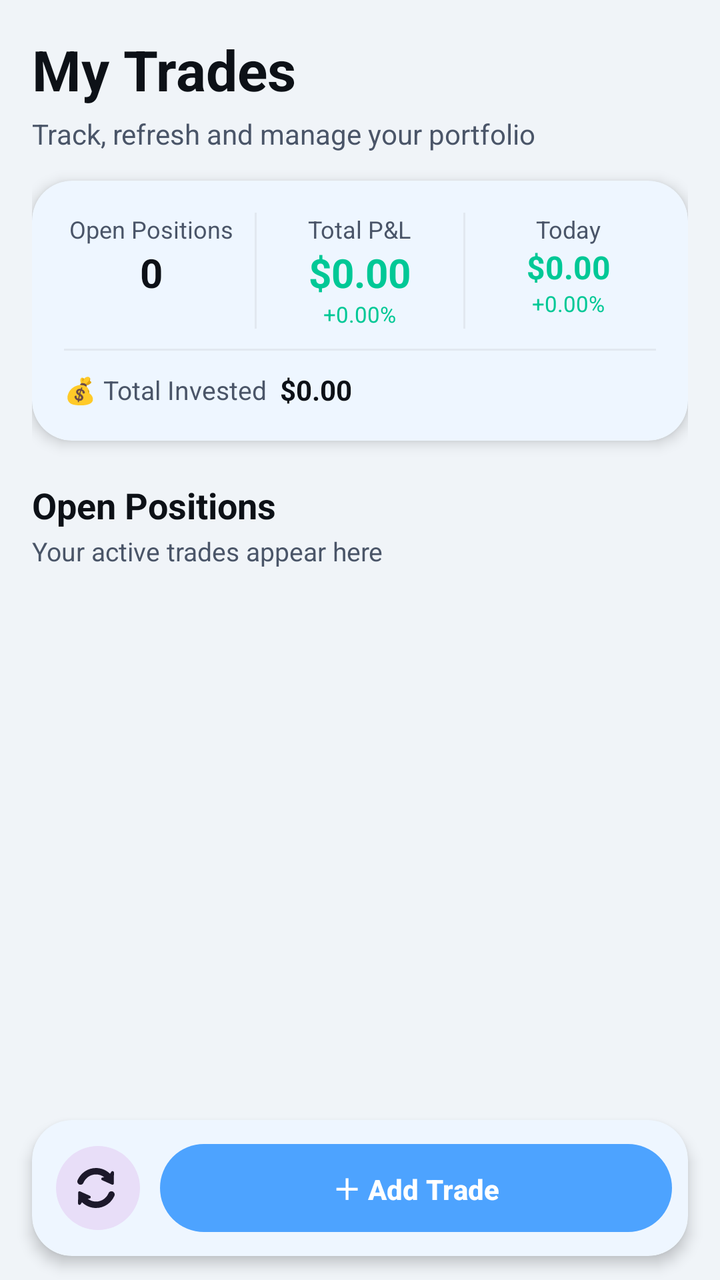
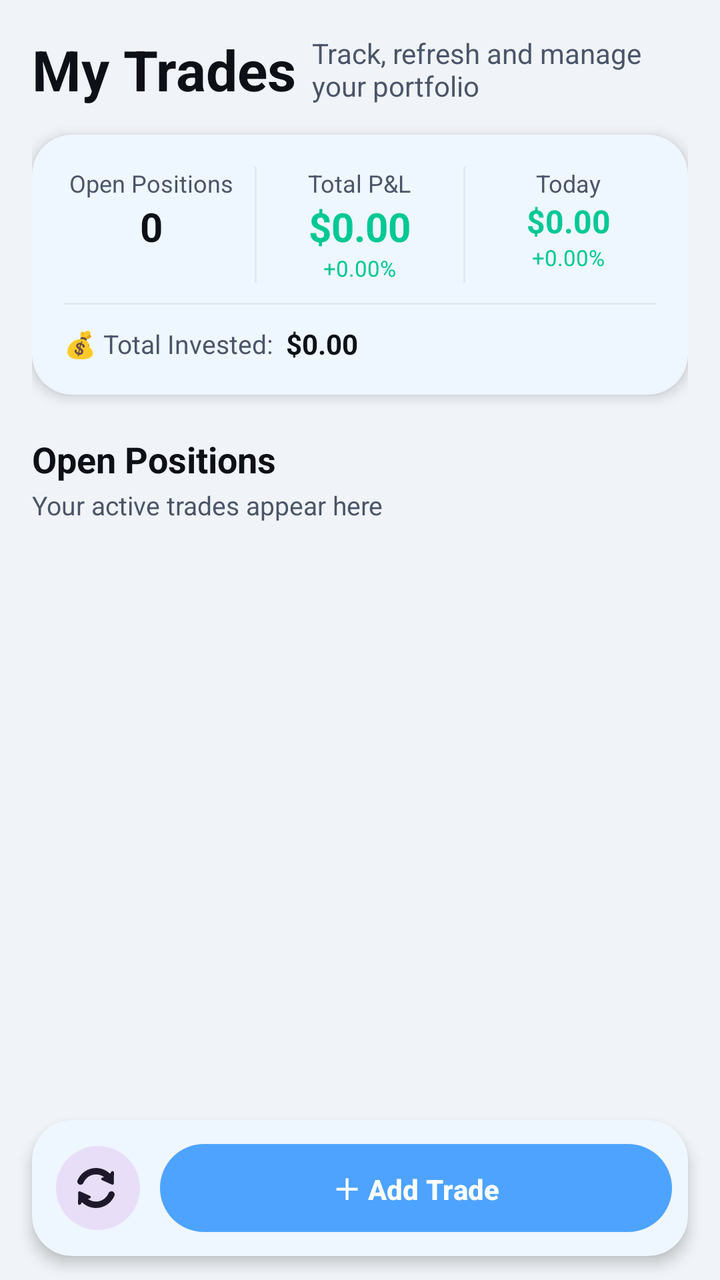

Compare the two renders of this Android layout. The source of the first and the diff that turns it into the second are given below.
<!-- AndroidManifest.xml: application theme Theme.MogoMarket -->
<!-- res/layout/fragment_portfolio.xml -->
<?xml version="1.0" encoding="utf-8"?>
<LinearLayout xmlns:android="http://schemas.android.com/apk/res/android"
    xmlns:app="http://schemas.android.com/apk/res-auto"
    android:layout_width="match_parent"
    android:layout_height="match_parent"
    android:orientation="vertical"
    android:background="?attr/colorBackground">

    
    <LinearLayout
        android:layout_width="match_parent"
        android:layout_height="wrap_content"
        android:orientation="vertical"
        android:padding="16dp">

        <TextView
            android:layout_width="wrap_content"
            android:layout_height="wrap_content"
            android:text="My Trades"
            android:textColor="?attr/colorOnBackground"
            android:textSize="28sp"
            android:textStyle="bold" />

        <TextView
            android:layout_width="wrap_content"
            android:layout_height="wrap_content"
            android:layout_marginTop="4dp"
            android:text="Track, refresh and manage your portfolio"
            android:textColor="?attr/colorOnSurfaceVariant"
            android:textSize="14sp" />

        
        <com.google.android.material.card.MaterialCardView
            android:layout_width="match_parent"
            android:layout_height="wrap_content"
            android:layout_marginTop="14dp"
            android:clipToOutline="true"
            app:cardCornerRadius="20dp"
            app:cardElevation="4dp"
            app:cardPreventCornerOverlap="true"
            app:strokeWidth="0dp">

            <LinearLayout
                android:layout_width="match_parent"
                android:layout_height="wrap_content"
                android:orientation="vertical"
                android:background="@android:color/transparent"
                android:padding="16dp">

                
                <LinearLayout
                    android:layout_width="match_parent"
                    android:layout_height="wrap_content"
                    android:orientation="horizontal">

                    
                    <LinearLayout
                        android:layout_width="0dp"
                        android:layout_height="wrap_content"
                        android:layout_weight="1"
                        android:orientation="vertical"
                        android:background="@android:color/transparent"
                        android:gravity="center">

                        <TextView
                            android:layout_width="wrap_content"
                            android:layout_height="wrap_content"
                            android:text="Open Positions"
                            android:textSize="12sp"
                            android:textColor="?attr/colorOnSurfaceVariant" />

                        <TextView
                            android:id="@+id/tvOpenCount"
                            android:layout_width="wrap_content"
                            android:layout_height="wrap_content"
                            android:text="0"
                            android:textSize="20sp"
                            android:textStyle="bold"
                            android:textColor="?attr/colorOnSurface" />
                    </LinearLayout>

                    <View
                        android:layout_width="1dp"
                        android:layout_height="match_parent"
                        android:background="@color/colorDivider"
                        android:layout_marginHorizontal="8dp" />

                    
                    <LinearLayout
                        android:layout_width="0dp"
                        android:layout_height="wrap_content"
                        android:layout_weight="1"
                        android:orientation="vertical"
                        android:background="@android:color/transparent"
                        android:gravity="center">

                        <TextView
                            android:layout_width="wrap_content"
                            android:layout_height="wrap_content"
                            android:text="Total P&amp;L"
                            android:textSize="12sp"
                            android:textColor="?attr/colorOnSurfaceVariant" />

                        <TextView
                            android:id="@+id/tvTotalPnl"
                            android:layout_width="wrap_content"
                            android:layout_height="wrap_content"
                            android:text="$0.00"
                            android:textSize="20sp"
                            android:textStyle="bold"
                            android:textColor="@color/gain" />

                        <TextView
                            android:id="@+id/tvTotalPct"
                            android:layout_width="wrap_content"
                            android:layout_height="wrap_content"
                            android:text="+0.00%"
                            android:textSize="11sp"
                            android:textColor="@color/gain" />

                    </LinearLayout>

                    <View
                        android:layout_width="1dp"
                        android:layout_height="match_parent"
                        android:background="@color/colorDivider"
                        android:layout_marginHorizontal="8dp" />

                    
                    <LinearLayout
                        android:layout_width="0dp"
                        android:layout_height="wrap_content"
                        android:layout_weight="1"
                        android:orientation="vertical"
                        android:background="@android:color/transparent"
                        android:gravity="center">

                        <TextView
                            android:layout_width="wrap_content"
                            android:layout_height="wrap_content"
                            android:text="Today"
                            android:textSize="12sp"
                            android:textColor="?attr/colorOnSurfaceVariant" />

                        <TextView
                            android:id="@+id/tvDailyPnl"
                            android:layout_width="wrap_content"
                            android:layout_height="wrap_content"
                            android:text="$0.00"
                            android:textSize="16sp"
                            android:textStyle="bold"
                            android:textColor="@color/gain" />

                        <TextView
                            android:id="@+id/tvDailyPct"
                            android:layout_width="wrap_content"
                            android:layout_height="wrap_content"
                            android:text="+0.00%"
                            android:textSize="11sp"
                            android:textColor="@color/gain" />

                    </LinearLayout>

                </LinearLayout>

                
                <View
                    android:layout_width="match_parent"
                    android:layout_height="1dp"
                    android:layout_marginVertical="10dp"
                    android:background="@color/colorDivider" />

                
                <LinearLayout
                    android:layout_width="match_parent"
                    android:layout_height="wrap_content"
                    android:orientation="horizontal"
                    android:gravity="center_vertical">

                    <TextView
                        android:layout_width="wrap_content"
                        android:layout_height="wrap_content"
                        android:text="💰 Total Invested  "
                        android:textSize="13sp"
                        android:textColor="?attr/colorOnSurfaceVariant" />

                    <TextView
                        android:id="@+id/tvTotalInvested"
                        android:layout_width="wrap_content"
                        android:layout_height="wrap_content"
                        android:text="$0.00"
                        android:textSize="14sp"
                        android:textStyle="bold"
                        android:textColor="?attr/colorOnSurface" />

                </LinearLayout>

            </LinearLayout>
        </com.google.android.material.card.MaterialCardView>

        
        <TextView
            android:layout_width="wrap_content"
            android:layout_height="wrap_content"
            android:layout_marginTop="20dp"
            android:text="Open Positions"
            android:textColor="?attr/colorOnSurface"
            android:textSize="18sp"
            android:textStyle="bold" />

        <TextView
            android:layout_width="wrap_content"
            android:layout_height="wrap_content"
            android:layout_marginTop="2dp"
            android:text="Your active trades appear here"
            android:textColor="?attr/colorOnSurfaceVariant"
            android:textSize="13sp" />

    </LinearLayout>

    
    <androidx.recyclerview.widget.RecyclerView
        android:id="@+id/tradesRecyclerView"
        android:layout_width="match_parent"
        android:layout_height="0dp"
        android:layout_weight="1"
        android:clipToPadding="false"
        android:clipChildren="false"
        android:overScrollMode="never"
        android:paddingBottom="8dp"
        android:scrollbars="vertical" />

    
    <com.google.android.material.card.MaterialCardView
        android:layout_width="match_parent"
        android:layout_height="wrap_content"
        android:layout_marginHorizontal="16dp"
        android:layout_marginBottom="12dp"
        android:clipToOutline="true"
        app:cardCornerRadius="20dp"
        app:cardElevation="4dp"
        app:cardPreventCornerOverlap="true"
        app:strokeWidth="0dp">

        <LinearLayout
            android:layout_width="match_parent"
            android:layout_height="wrap_content"
            android:orientation="horizontal"
            android:gravity="center_vertical"
            android:background="@android:color/transparent"
            android:padding="8dp">

            <com.google.android.material.button.MaterialButton
                android:id="@+id/btnRefreshPortfolio"
                style="@style/Widget.Material3.Button.IconButton.Filled.Tonal"
                android:layout_width="50dp"
                android:layout_height="50dp"
                android:layout_marginEnd="6dp"
                android:contentDescription="Refresh portfolio"
                app:icon="@drawable/baseline_refresh_24" />

            <com.google.android.material.button.MaterialButton
                android:id="@+id/btnAddStockToPortfolio"
                style="@style/Widget.Material3.Button"
                android:layout_width="0dp"
                android:layout_height="52dp"
                android:layout_weight="1"
                android:text="&#65291; Add Trade"
                android:textAllCaps="false"
                android:textStyle="bold" />

        </LinearLayout>

    </com.google.android.material.card.MaterialCardView>

</LinearLayout>
<!-- resources referenced by this layout -->
<resources>
  <color name="colorDivider">#E2E8F0</color>
  <color name="gain">#00C896</color>
  <style name="Theme.MogoMarket" parent="Base.Theme.MogoMarket" />
  <style name="Base.Theme.MogoMarket" parent="Theme.Material3.DayNight.NoActionBar">
          <item name="colorPrimary">@color/primary</item>
          <item name="colorPrimaryVariant">@color/primary_dark</item>
          <item name="colorOnPrimary">@color/white</item>
          <item name="colorSecondary">@color/bg_card</item>
          <item name="colorOnSecondary">@color/text_primary</item>
          <item name="colorSurface">@color/bg_secondary</item>
          <item name="colorOnSurface">@color/text_primary</item>
          <item name="android:colorBackground">@color/bg_primary</item>
          <item name="colorBackground">@color/bg_primary</item>
          <item name="colorOnBackground">@color/text_primary</item>
          <item name="colorOnSurfaceVariant">@color/text_secondary</item>
          <item name="colorError">@color/loss</item>
          <item name="colorOnError">@color/white</item>
          <item name="android:textColor">@color/text_primary</item>
          <item name="materialCardViewStyle">@style/CardStyle</item>
          <item name="android:statusBarColor">@color/bg_primary</item>
          <item name="android:windowLightStatusBar">true</item>
          <item name="bottomNavigationStyle">@style/BottomNavStyle</item>
      </style>
  <color name="primary">#4DA3FF</color>
  <color name="primary_dark">#1C6DD0</color>
  <color name="white">#FFFFFF</color>
  <color name="bg_card">#FFFFFF</color>
  <color name="text_primary">#0D1117</color>
  <color name="bg_secondary">#FFFFFF</color>
  <color name="bg_primary">#F0F4F8</color>
  <color name="text_secondary">#4A5568</color>
  <color name="loss">#FF4D4D</color>
  <style name="CardStyle" parent="Widget.Material3.CardView.Elevated">
          <item name="cardBackgroundColor">@color/bg_card</item>
          <item name="strokeColor">@color/colorDivider</item>
          <item name="strokeWidth">0dp</item>
          <item name="cardCornerRadius">16dp</item>
          <item name="cardElevation">2dp</item>
      </style>
  <style name="BottomNavStyle" parent="Widget.Material3.BottomNavigationView">
          <item name="android:background">?attr/colorSurface</item>
          <item name="elevation">8dp</item>
          <item name="labelVisibilityMode">labeled</item>
          <item name="itemActiveIndicatorStyle">@style/BottomNavIndicatorStyle</item>
      </style>
  <style name="BottomNavIndicatorStyle" parent="Widget.Material3.BottomNavigationView.ActiveIndicator">
          <item name="android:color">@android:color/transparent</item>
          <item name="android:width">0dp</item>
          <item name="android:height">0dp</item>
      </style>
  <!-- unchanged entries left out for length: 1 -->
</resources>

<!-- the commit's change to res/layout/fragment_portfolio.xml (unified diff, before → after) -->
@@ -13,23 +13,29 @@
         android:orientation="vertical"
         android:padding="16dp">
 
-        <TextView
-            android:layout_width="wrap_content"
-            android:layout_height="wrap_content"
-            android:text="My Trades"
-            android:textColor="?attr/colorOnBackground"
-            android:textSize="28sp"
-            android:textStyle="bold" />
-
-        <TextView
-            android:layout_width="wrap_content"
-            android:layout_height="wrap_content"
-            android:layout_marginTop="4dp"
-            android:text="Track, refresh and manage your portfolio"
-            android:textColor="?attr/colorOnSurfaceVariant"
-            android:textSize="14sp" />
-
-        
+        <LinearLayout
+            android:layout_width="match_parent"
+            android:layout_height="wrap_content"
+            android:orientation="horizontal"
+            android:gravity="center_vertical">
+
+            <TextView
+                android:layout_width="wrap_content"
+                android:layout_height="wrap_content"
+                android:text="My Trades"
+                android:textColor="?attr/colorOnBackground"
+                android:textSize="28sp"
+                android:textStyle="bold" />
+
+            <TextView
+                android:layout_width="wrap_content"
+                android:layout_height="wrap_content"
+                android:layout_marginStart="8dp"
+                android:text="Track, refresh and manage your portfolio"
+                android:textColor="?attr/colorOnSurfaceVariant"
+                android:textSize="14sp" />
+        </LinearLayout>
+
         <com.google.android.material.card.MaterialCardView
             android:layout_width="match_parent"
             android:layout_height="wrap_content"
@@ -180,7 +186,7 @@
                     <TextView
                         android:layout_width="wrap_content"
                         android:layout_height="wrap_content"
-                        android:text="💰 Total Invested  "
+                        android:text="💰 Total Invested:  "
                         android:textSize="13sp"
                         android:textColor="?attr/colorOnSurfaceVariant" />
 
